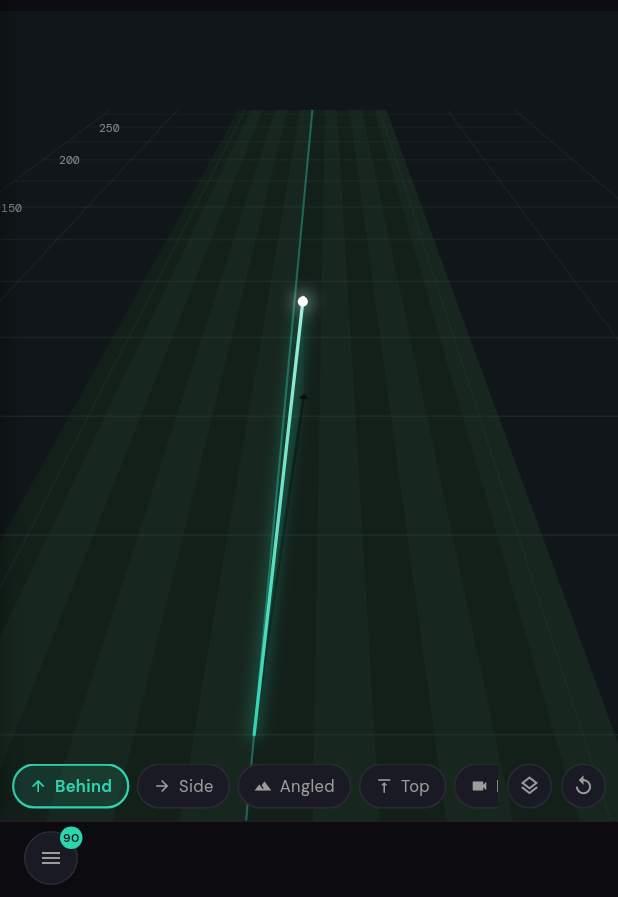
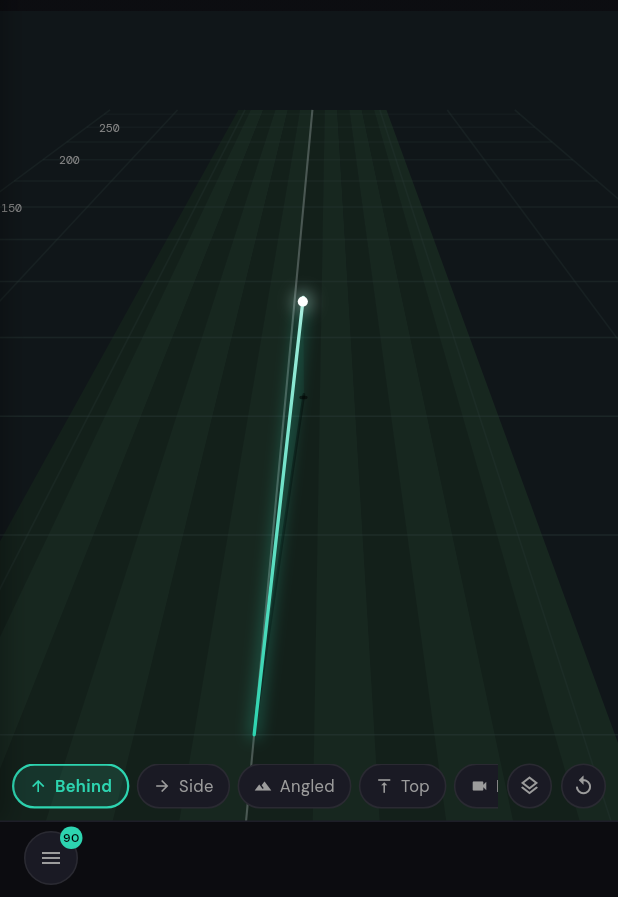
Before and after one commit to leveleightyfour/your_launch_monitor, a Flutter app: the SessionDetailScreen screen opened directly with sample values from the repository, after a tap on "Tiles", after a tap on "Dispersion", after a tap on "3D Flight", on a phone screen of 412 x 824 dp. Shown: the part 336-1233 px from the top of the screen. Run offline on Flutter 3.47's test engine with Material 3 defaults, Android fonts, the phone set to English and light mode, and no system bars; our stand-ins replace drift, drift_flutter, flutter_blue_plus, flutter_riverpod, go_router, google_fonts and 1 more; missing offline and left inert: win_ble; accounts and stored records are empty; generated files the repository leaves out were written again.

Commit message:
Keep the course off the accent, and move its palette into the theme
The accent means "your shot" — landing rings, roll path, read-outs. The target
line and the pin flag were wearing it too, which is the wrong side of that
line: with twelve selectable accents, Lime hid the pin against the green and
Orange lost the target line in the rough. Both are now fixed colours — a
neutral grey line and a flagstick red — so terrain stays readable whatever the
accent, while the shot's own marks still follow it.

This also explains why the default view looked muddy: the driver's club colour
is 0xFF2DD4B0 and so is the default accent, byte for byte, so a driver's flight
trace and the target line under it were the same colour.

The rough loses its warm brown for a drier, cooler tone. Every grey in the app
has its blue channel at or above red; the old rough was the one saturated warm
colour in the palette.

All the turf colours move from painter-local constants into AppColors, where
the rest of the palette lives.

Co-Authored-By: Claude Opus 5 <noreply@anthropic.com>
Claude-Session: https://claude.ai/code/session_011s4Q9ikwzCueCdgCyyvoMX

```diff
--- a/lib/features/launch_monitor/presentation/widgets/tabs/flight_3d_tab.dart
+++ b/lib/features/launch_monitor/presentation/widgets/tabs/flight_3d_tab.dart
@@ -739,23 +739,8 @@ class _FlightPainter extends CustomPainter {
     required this.frameWholeHole,
   });
 
-  static const _groundColor = Color(0xFF101619);
-  static const _fairwayColor = Color(0xFF13201A);
-
-  /// Every other mown band. Barely lighter than [_fairwayColor] — the stripes
-  /// should read as texture, not as markings.
-  static const _fairwayStripe = Color(0xFF17271F);
-
-  /// Off the fairway. Warmer and drier than the turf so the boundary — which
-  /// is where the ball's behaviour changes — is visible.
-  static const _roughColor = Color(0xFF1B1811);
-  static const _greenColor = Color(0xFF1B3524);
-  static const _greenEdge = Color(0xFF3C6B4A);
-
   /// Width of one mown band, in yards. Roughly a triplex mower's pass.
   static const _stripeWidth = 5.0;
-  static const _gridColor = Color(0xFF2A3A38);
-  static const _skyBottom = Color(0xFF0E1418);
 
   double get _s => density.scale;
 
@@ -1064,7 +1049,7 @@ class _FlightPainter extends CustomPainter {
         ..shader = ui.Gradient.linear(
           Offset.zero,
           Offset(0, size.height),
-          const [AppColors.background, _skyBottom],
+          const [AppColors.background, AppColors.skyLow],
         ),
     );
   }
@@ -1096,7 +1081,7 @@ class _FlightPainter extends CustomPainter {
         Vec3(outerWidth, 0, outerDepth),
         Vec3(-outerWidth, 0, outerDepth),
       ],
-      Paint()..color = course != null ? _roughColor : _groundColor,
+      Paint()..color = course != null ? AppColors.turfRough : AppColors.turfGround,
     );
 
     // Fairway down the target line. With a hole configured it is the width the
@@ -1125,7 +1110,7 @@ class _FlightPainter extends CustomPainter {
           Vec3(right, 0, fairwayEnd),
           Vec3(left, 0, fairwayEnd),
         ],
-        Paint()..color = i.isEven ? _fairwayColor : _fairwayStripe,
+        Paint()..color = i.isEven ? AppColors.turfFairway : AppColors.turfFairwayStripe,
       );
     }
 
@@ -1139,7 +1124,7 @@ class _FlightPainter extends CustomPainter {
         Vec3(-halfWidth, 0, z),
         Vec3(halfWidth, 0, z),
         Paint()
-          ..color = _gridColor.withAlpha((150 * fade).round())
+          ..color = AppColors.turfGrid.withAlpha((150 * fade).round())
           ..strokeWidth = 1,
       );
     }
@@ -1153,19 +1138,20 @@ class _FlightPainter extends CustomPainter {
         Vec3(i * gridStep, 0, behind),
         Vec3(i * gridStep, 0, maxDepth),
         Paint()
-          ..color = _gridColor.withAlpha(70)
+          ..color = AppColors.turfGrid.withAlpha(70)
           ..strokeWidth = 1,
       );
     }
 
-    // Target line.
+    // Target line — scenery, so it stays neutral instead of competing with
+    // the shot's own accent-coloured marks.
     _line3(
       canvas,
       camera,
       const Vec3(0, 0, behind),
       Vec3(0, 0, maxDepth),
       Paint()
-        ..color = accent.withAlpha(90)
+        ..color = AppColors.targetLine.withAlpha(70)
         ..strokeWidth = 1.4,
     );
   }
@@ -1185,10 +1171,10 @@ class _FlightPainter extends CustomPainter {
         ),
     ];
 
-    _polygon3(canvas, camera, ring, Paint()..color = _greenColor);
+    _polygon3(canvas, camera, ring, Paint()..color = AppColors.turfGreen);
 
     final edge = Paint()
-      ..color = _greenEdge
+      ..color = AppColors.turfGreenEdge
       ..strokeWidth = 1.4 * _s;
     for (var i = 0; i < ring.length; i++) {
       _line3(canvas, camera, ring[i], ring[(i + 1) % ring.length], edge);
@@ -1218,7 +1204,7 @@ class _FlightPainter extends CustomPainter {
           ..lineTo(flagTop.dx + span * 1.3, flagTop.dy + span * 0.45)
           ..lineTo(flagTop.dx, flagTop.dy + span * 0.9)
           ..close(),
-        Paint()..color = accent,
+        Paint()..color = AppColors.pinFlag,
       );
     }
 
@@ -1229,7 +1215,7 @@ class _FlightPainter extends CustomPainter {
         canvas,
         '${prefs.dist(course.greenDistance).round()} ${prefs.distLabel}',
         label.translate(0, -10),
-        AppTextStyles.mono(size: 9 * _s, color: _greenEdge),
+        AppTextStyles.mono(size: 9 * _s, color: AppColors.turfGreenEdge),
       );
     }
   }
--- a/lib/shared/theme.dart
+++ b/lib/shared/theme.dart
@@ -23,6 +23,33 @@ class AppColors {
   static const accentMid = Color(0x642DD4B0); // accent withAlpha(100)
   // Overlay scrim for modal drawers / bottom sheets
   static const scrim = Color(0x78000000); // black withAlpha(120)
+
+  // ── Course surfaces, for the 3D flight view ─────────────────────────────
+  // Deliberately independent of the accent. The accent means "your shot" —
+  // landing marks, roll path, read-outs — so the world those land in must not
+  // recolour with it, or a Lime accent hides the pin against the green and an
+  // Orange one loses the target line in the rough.
+  static const turfGround = Color(0xFF101619);
+  static const turfFairway = Color(0xFF13201A);
+
+  /// Every other mown band — barely lighter, so it reads as texture.
+  static const turfFairwayStripe = Color(0xFF17271F);
+
+  /// Off the fairway. Dry rather than warm: the app's greys are all cool, and
+  /// a saturated brown here was the one warm colour in the whole palette.
+  static const turfRough = Color(0xFF1C1C18);
+  static const turfGreen = Color(0xFF1B3524);
+  static const turfGreenEdge = Color(0xFF3C6B4A);
+  static const turfGrid = Color(0xFF2A3A38);
+
+  /// Horizon tone the backdrop fades to.
+  static const skyLow = Color(0xFF0E1418);
+
+  /// Flagstick red — fixed, so it reads against the green at any accent.
+  static const pinFlag = Color(0xFFD9483B);
+
+  /// The line to the target. Scenery, not data, so neutral.
+  static const targetLine = Color(0xFFC8D2D0);
 
   AppColors._();
 }
```
Also changed, not shown: 1 other file.
